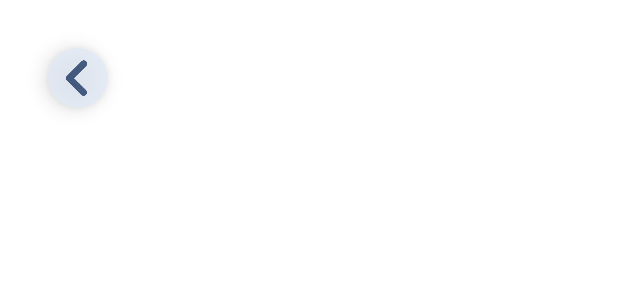
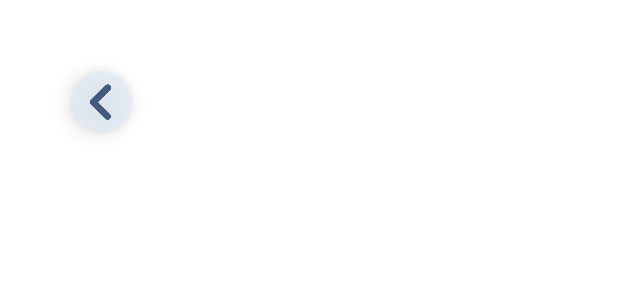
Before and after one commit to xinxuefanxuan/napnap, an Android app: the layout activity_fans.xml on its own in the app's theme, with its tools: preview values and no code run, on a phone screen of 412 x 824 dp. Shown: the top 300 px of the screen. Run offline under Robolectric (Android 15) with nearby library versions, the phone set to English and light mode, and no system bars; network calls fail.

Commit message:
UI美化6期

```diff
--- a/app/src/main/java/com/work37/napnap/detail/PostDetailActivity.java
+++ b/app/src/main/java/com/work37/napnap/detail/PostDetailActivity.java
@@ -119,7 +119,6 @@ public class PostDetailActivity extends PublicActivity {
         list = new ArrayList<>();
         //获取post对象
         Post post = (Post) getIntent().getSerializableExtra("Post");
-
         Long userId = post.getUserId();
         Long postId = post.getId();
         String title = post.getTitle();
@@ -146,7 +145,6 @@ public class PostDetailActivity extends PublicActivity {
         commentsRecyclerView = findViewById(R.id.commentsRecyclerView);
         commentInput = findViewById(R.id.commentInput);
         progressBar = binding.progressBar;
-//        galleryButton = findViewById(R.id.galleryButton);
 
         PostDetailActivity.this.runOnUiThread(() -> progressBar.setVisibility(View.VISIBLE));
 
--- a/app/src/main/java/com/work37/napnap/ui/community/AddPostActivity.java
+++ b/app/src/main/java/com/work37/napnap/ui/community/AddPostActivity.java
@@ -369,7 +369,6 @@ public class AddPostActivity extends PublicActivity {
                 e.printStackTrace();
                 Toast.makeText(this, "提交失败", Toast.LENGTH_SHORT).show();
             }
-
         }).start();
     }
 }
--- a/app/src/main/res/layout/activity_fans.xml
+++ b/app/src/main/res/layout/activity_fans.xml
@@ -12,7 +12,7 @@
         android:id="@+id/cardview"
         android:layout_width="wrap_content"
         android:layout_height="wrap_content"
-        android:layout_margin="32dp"
+        android:layout_margin="48dp"
         android:alpha="0.8"
         app:cardCornerRadius="20dp"
         app:cardElevation="8dp">
```
Also changed, not shown: app/src/main/java/com/work37/napnap/Adaptor/UserAdaptor.java (+2 -5 lines), app/src/main/java/com/work37/napnap/MainActivity.java (+0 -8 lines), app/src/main/java/com/work37/napnap/ui/personality/FollowActivity.java (+0 -8 lines).
